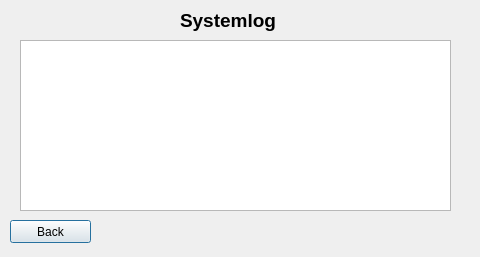
Above: Devkit8000/autogreenbuild/dialoge_systemlog.ui from entvex/AutoGreenSem3 before the change. Below: the same form after it.
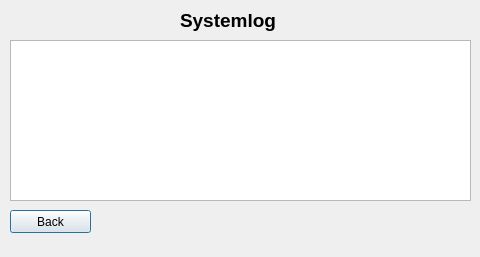
That is the form after the change.

Diff of the .ui file:
```diff
--- a/Devkit8000/autogreenbuild/dialoge_systemlog.ui
+++ b/Devkit8000/autogreenbuild/dialoge_systemlog.ui
@@ -23,7 +23,7 @@
    <property name="geometry">
     <rect>
      <x>10</x>
-     <y>220</y>
+     <y>210</y>
      <width>81</width>
      <height>23</height>
     </rect>
@@ -32,16 +32,6 @@
     <string>Back</string>
    </property>
   </widget>
-  <widget class="QPlainTextEdit" name="plainTextEdit">
-   <property name="geometry">
-    <rect>
-     <x>20</x>
-     <y>40</y>
-     <width>431</width>
-     <height>171</height>
-    </rect>
-   </property>
-  </widget>
   <widget class="QLabel" name="label_3">
    <property name="geometry">
     <rect>
@@ -62,6 +52,16 @@
     <string>Systemlog</string>
    </property>
   </widget>
+  <widget class="QTextEdit" name="textEdit">
+   <property name="geometry">
+    <rect>
+     <x>10</x>
+     <y>40</y>
+     <width>461</width>
+     <height>161</height>
+    </rect>
+   </property>
+  </widget>
  </widget>
  <resources/>
  <connections/>
```
